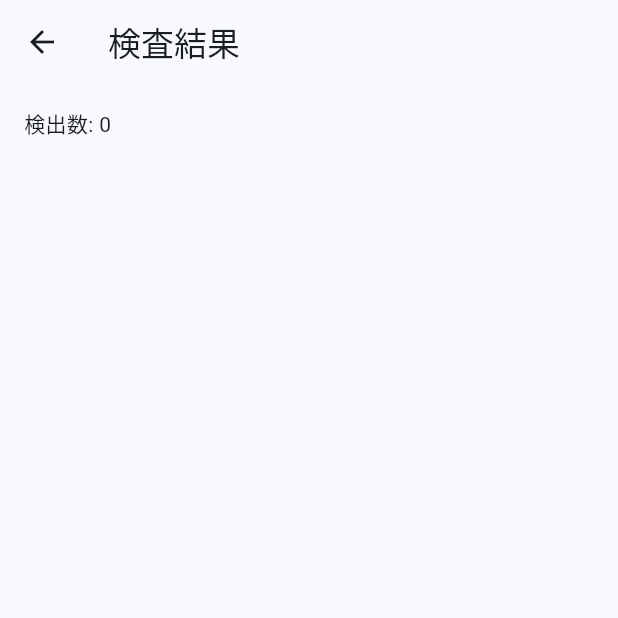
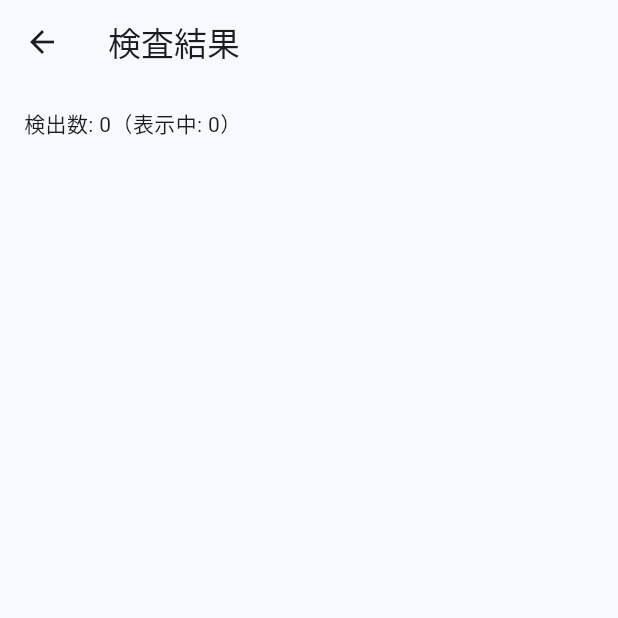
Before and after one commit to mina-ima/diffapp, a Flutter app: the ResultPage screen opened directly with empty values, on a phone screen of 412 x 824 dp, the top half of it. Run offline on Flutter 3.47's test engine with Material 3 defaults, Android fonts, the phone set to English and light mode, and no system bars; our stand-ins replace image_picker; missing offline and left inert: dart:ffi.

Commit message:
結果画面の表示不具合を修正：クロップ時のTransform順序を修正（translate(-crop*s)→scale）。あわせて『表示中の件数』を算出・表示し、検出数20と見た目の不一致を可視化。

```diff
--- a/diffapp/lib/screens/result_page.dart
+++ b/diffapp/lib/screens/result_page.dart
@@ -40,10 +40,36 @@ class ResultPage extends StatelessWidget {
                 child: Text('ちがいは みつかりませんでした'),
               )
             else
-              Padding(
-                padding: const EdgeInsets.only(bottom: 12),
-                child: Text('検出数: ${detections.length}'),
-              ),
+              Builder(builder: (context) {
+                // 表示中件数（クロップ内）を算出
+                const srcW = 64;
+                const srcH = 64;
+                final toNormX = leftNorm.width / srcW;
+                final toNormY = leftNorm.height / srcH;
+                final viewport = selectedLeftRect ??
+                    IntRect(left: 0, top: 0, width: leftNorm.width, height: leftNorm.height);
+                bool intersects(IntRect a, IntRect b) {
+                  final ax2 = a.left + a.width;
+                  final ay2 = a.top + a.height;
+                  final bx2 = b.left + b.width;
+                  final by2 = b.top + b.height;
+                  return !(ax2 <= b.left || bx2 <= a.left || ay2 <= b.top || by2 <= a.top);
+                }
+                int visible = 0;
+                for (final d in detections) {
+                  final n = IntRect(
+                    left: (d.left * toNormX).round(),
+                    top: (d.top * toNormY).round(),
+                    width: (d.width * toNormX).round(),
+                    height: (d.height * toNormY).round(),
+                  );
+                  if (intersects(n, viewport)) visible++;
+                }
+                return Padding(
+                  padding: const EdgeInsets.only(bottom: 12),
+                  child: Text('検出数: ${detections.length}（表示中: $visible）'),
+                );
+              }),
             // 左画像のみ表示（けんさせってい画面と同じ基準のプレビュー）
             Expanded(
               child: _DetectionOverlay(
@@ -141,10 +167,10 @@ class _DetectionOverlay extends StatelessWidget {
                   borderRadius: BorderRadius.circular(8),
                   child: Transform(
                     alignment: Alignment.topLeft,
-                    // CroppedImage と同じ表示：全体を s 倍し、-crop を平行移動
+                    // CroppedImage と同じ表示：-crop*scale を平行移動し、その後に拡大
                     transform: Matrix4.identity()
-                      ..scale(s, s)
-                      ..translate(-cropLeft.toDouble(), -cropTop.toDouble()),
+                      ..translate(-cropLeft.toDouble() * s, -cropTop.toDouble() * s)
+                      ..scale(s, s),
                     child: SizedBox(
                       width: norm.width.toDouble(),
                       height: norm.height.toDouble(),
```
